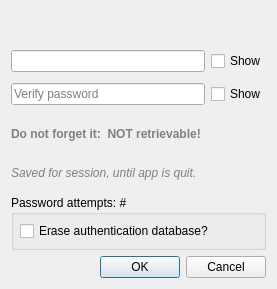
Before: the Qt Designer form src/ui/qgscredentialdialog.ui in qgis/QGIS, drawn with Qt 5.
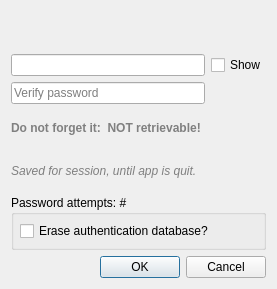
After: the same form once the commit is applied. The open tabs and pages were chosen to show the change.

```diff
--- a/src/ui/qgscredentialdialog.ui
+++ b/src/ui/qgscredentialdialog.ui
@@ -111,18 +111,15 @@
         </widget>
        </item>
        <item>
-        <layout class="QHBoxLayout" name="horizontalLayout">
-         <property name="spacing">
-          <number>6</number>
-         </property>
-         <item>
+        <layout class="QGridLayout" name="gridLayout">
+         <item row="0" column="0">
           <widget class="QLineEdit" name="leMasterPass">
            <property name="echoMode">
             <enum>QLineEdit::Password</enum>
            </property>
           </widget>
          </item>
-         <item>
+         <item row="0" column="1">
           <widget class="QCheckBox" name="chkMasterPassShow">
            <property name="sizePolicy">
             <sizepolicy hsizetype="Maximum" vsizetype="Fixed">
@@ -135,33 +132,7 @@
            </property>
           </widget>
          </item>
-        </layout>
-       </item>
-       <item>
-        <widget class="QFrame" name="frameMasterPassVerify">
-         <property name="frameShape">
-          <enum>QFrame::NoFrame</enum>
-         </property>
-         <property name="frameShadow">
-          <enum>QFrame::Raised</enum>
-         </property>
-         <layout class="QHBoxLayout" name="horizontalLayout_2">
-          <property name="spacing">
-           <number>6</number>
-          </property>
-          <property name="leftMargin">
-           <number>0</number>
-          </property>
-          <property name="topMargin">
-           <number>0</number>
-          </property>
-          <property name="rightMargin">
-           <number>0</number>
-          </property>
-          <property name="bottomMargin">
-           <number>0</number>
-          </property>
-          <item>
+         <item row="1" column="0">
            <widget class="QLineEdit" name="leMasterPassVerify">
             <property name="echoMode">
              <enum>QLineEdit::Password</enum>
@@ -171,21 +142,7 @@
             </property>
            </widget>
           </item>
-          <item>
-           <widget class="QCheckBox" name="chkMasterPassVerifyShow">
-            <property name="sizePolicy">
-             <sizepolicy hsizetype="Maximum" vsizetype="Fixed">
-              <horstretch>0</horstretch>
-              <verstretch>0</verstretch>
-             </sizepolicy>
-            </property>
-            <property name="text">
-             <string>Show</string>
-            </property>
-           </widget>
-          </item>
-         </layout>
-        </widget>
+        </layout>
        </item>
        <item>
         <widget class="QLabel" name="lblDontForget">
```
Left out of the diff: 20 changed lines with no effect on the pictures. Lines whose indentation alone changed are shown as unchanged.
